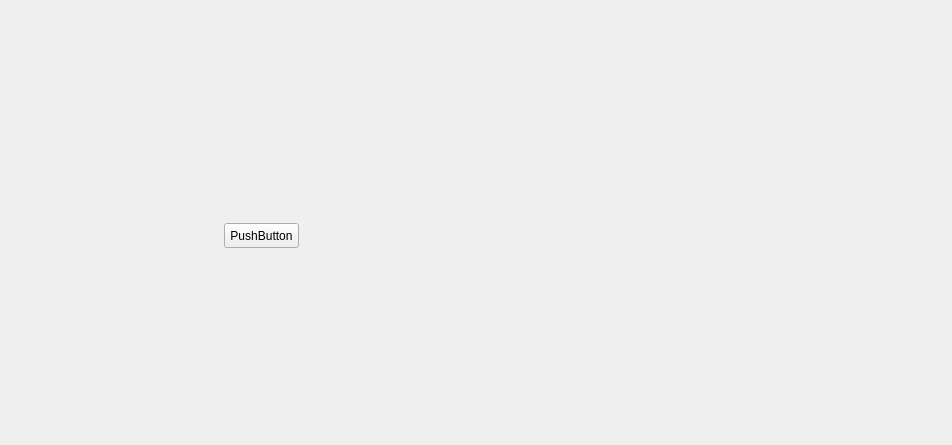
Before: the Qt Designer form slsDetectorGui/forms/form_tab_actions.ui in slsdetectorgroup/slsDetectorPackage, drawn with Qt 5.
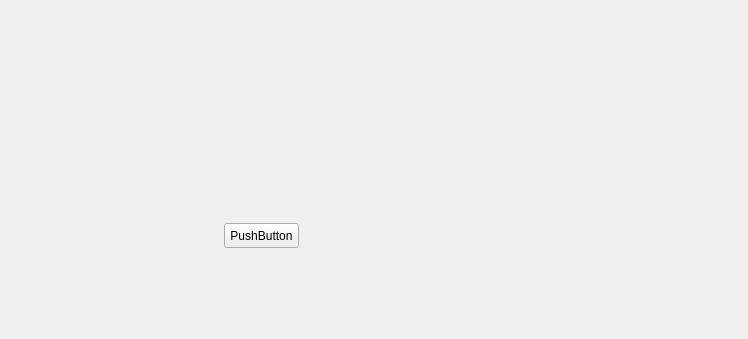
After: the same form once the commit is applied.

```diff
--- a/slsDetectorGui/forms/form_tab_actions.ui
+++ b/slsDetectorGui/forms/form_tab_actions.ui
@@ -6,20 +6,26 @@
    <rect>
     <x>0</x>
     <y>0</y>
-    <width>952</width>
-    <height>445</height>
+    <width>748</width>
+    <height>339</height>
    </rect>
   </property>
+  <property name="sizePolicy">
+   <sizepolicy hsizetype="Preferred" vsizetype="Fixed">
+    <horstretch>0</horstretch>
+    <verstretch>0</verstretch>
+   </sizepolicy>
+  </property>
   <property name="minimumSize">
    <size>
-    <width>952</width>
-    <height>445</height>
+    <width>0</width>
+    <height>0</height>
    </size>
   </property>
   <property name="maximumSize">
    <size>
-    <width>952</width>
-    <height>445</height>
+    <width>1000</width>
+    <height>1000</height>
    </size>
   </property>
   <property name="windowTitle">
```
